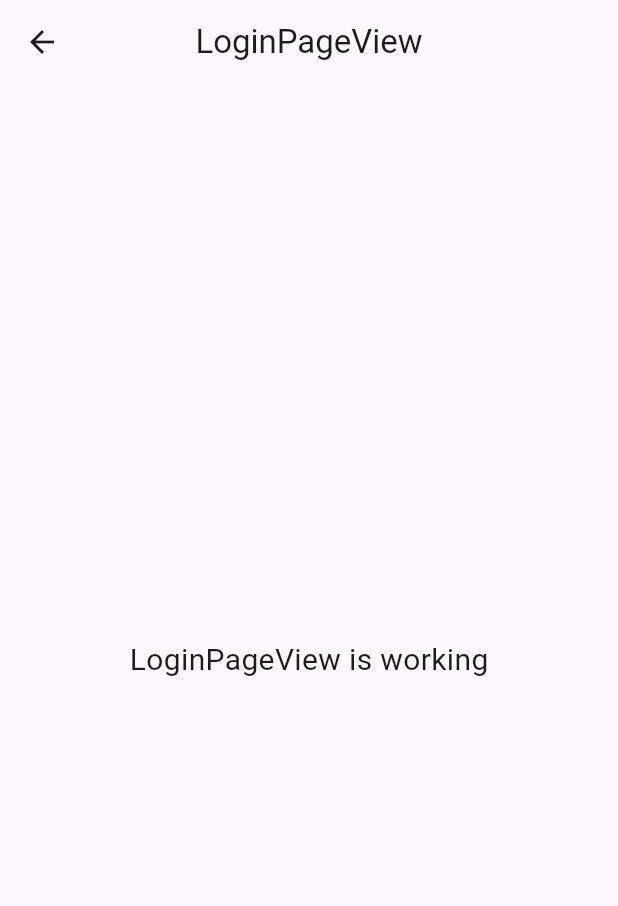
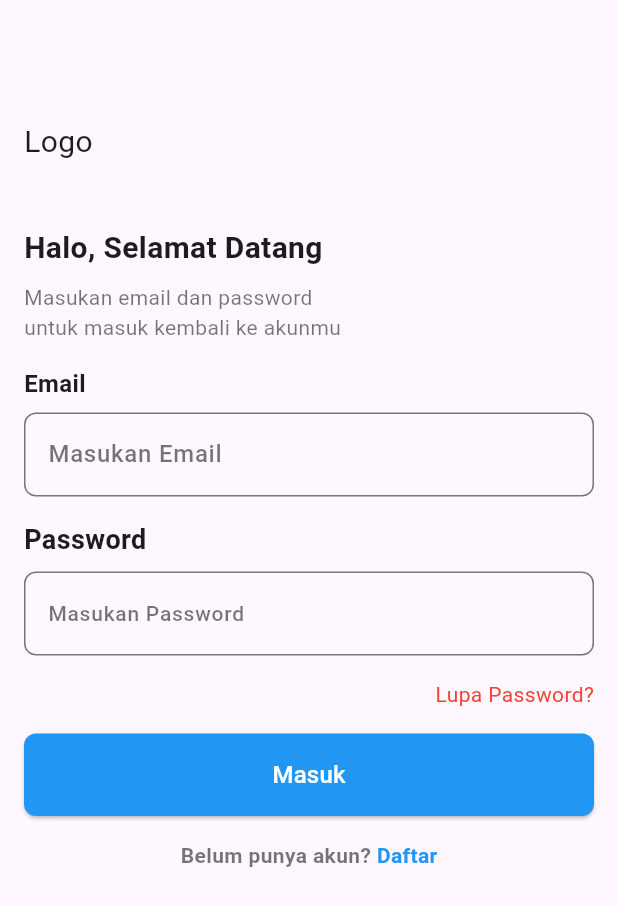
Before and after one commit to ardhiancalwa/motion_hack, a Flutter app: the LoginPageView screen opened by its route, on a phone screen of 412 x 824 dp. Shown: the top 906 px of the screen. Run offline on Flutter 3.47's test engine with Material 3 defaults, Android fonts, the light colour scheme and no system bars; our stand-ins replace get.

Commit message:
login and reset pass

```diff
--- a/lib/app/modules/login_page/views/login_page_view.dart
+++ b/lib/app/modules/login_page/views/login_page_view.dart
@@ -9,14 +9,161 @@ class LoginPageView extends GetView<LoginPageController> {
   @override
   Widget build(BuildContext context) {
     return Scaffold(
-      appBar: AppBar(
-        title: const Text('LoginPageView'),
-        centerTitle: true,
-      ),
-      body: Center(
-        child: Text(
-          'LoginPageView is working',
-          style: TextStyle(fontSize: 20),
+      body: Padding(
+        padding: EdgeInsets.all(16.0),
+        child: Column(
+          crossAxisAlignment: CrossAxisAlignment.start,
+          children: [
+            SizedBox(
+              height: 64,
+            ),
+            Text(
+              'Logo',
+              style: TextStyle(fontSize: 20),
+            ),
+            SizedBox(
+              height: 42,
+            ),
+            Text(
+              'Halo, Selamat Datang',
+              style: TextStyle(
+                fontSize: 20,
+                fontWeight: FontWeight.bold,
+              ),
+            ),
+            SizedBox(
+              height: 8,
+            ),
+            Text(
+              'Masukan email dan password',
+              style: TextStyle(
+                fontSize: 14,
+                color: Colors.black54,
+              ),
+            ),
+            Text(
+              'untuk masuk kembali ke akunmu',
+              style: TextStyle(
+                fontSize: 14,
+                color: Colors.black54,
+              ),
+            ),
+            SizedBox(
+              height: 16,
+            ),
+            Text(
+              'Email',
+              style: TextStyle(
+                fontSize: 16,
+                fontWeight: FontWeight.bold,
+              ),
+            ),
+            SizedBox(
+              height: 8,
+            ),
+            TextField(
+              decoration: InputDecoration(
+                labelText: 'Masukan Email',
+                labelStyle: TextStyle(
+                  fontSize: 16,
+                  color: Colors.black54,
+                  fontWeight: FontWeight.w500,
+                ),
+                border: OutlineInputBorder(
+                  borderRadius: BorderRadius.circular(8),
+                  borderSide: BorderSide(
+                    width: 1,
+                    color: Color(0x66A4A4A4),
+                  ),
+                ),
+              ),
+            ),
+            SizedBox(
+              height: 16,
+            ),
+            Text(
+              'Password',
+              style: TextStyle(
+                fontSize: 18,
+                fontWeight: FontWeight.bold,
+              ),
+            ),
+            SizedBox(
+              height: 8,
+            ),
+            TextField(
+              obscureText: true,
+              decoration: InputDecoration(
+                labelText: 'Masukan Password',
+                labelStyle: TextStyle(
+                  fontSize: 14,
+                  color: Colors.black54,
+                  fontWeight: FontWeight.w500,
+                ),
+                border: OutlineInputBorder(
+                  borderRadius: BorderRadius.circular(8),
+                  borderSide: BorderSide(
+                    width: 1,
+                    color: Color(0x66A4A4A4),
+                  ),
+                ),
+              ),
+            ),
+            SizedBox(
+              height: 16,
+            ),
+            Row(
+              mainAxisAlignment: MainAxisAlignment.end,
+              children: [
+                Text(
+                  'Lupa Password?',
+                  style: TextStyle(
+                    fontSize: 14,
+                    color: Colors.red,
+                  ),
+                ),
+              ],
+            ),
+            Container(
+              width: double.infinity,
+              padding: EdgeInsets.symmetric(vertical: 16),
+              child: ElevatedButton(
+                style: ElevatedButton.styleFrom(
+                    backgroundColor: Colors.blue,
+                    shape: RoundedRectangleBorder(
+                      borderRadius: BorderRadius.circular(8),
+                    ),
+                    padding: EdgeInsets.symmetric(vertical: 16)),
+                onPressed: () {},
+                child: Text(
+                  'Masuk',
+                  style: TextStyle(
+                    fontSize: 16,
+                    color: Colors.white,
+                  ),
+                ),
+              ),
+            ),
+            Row(
+              mainAxisAlignment: MainAxisAlignment.center,
+              children: [
+                const Text(
+                  'Belum punya akun? ',
+                  style: TextStyle(
+                      color: Colors.black54, fontWeight: FontWeight.bold),
+                ),
+                GestureDetector(
+                  onTap: () {},
+                  child: const Text(
+                    'Daftar',
+                    style: TextStyle(
+                        color: Colors.blue,
+                        fontWeight: FontWeight.bold),
+                  ),
+                ),
+              ],
+            )
+          ],
         ),
       ),
     );
--- a/lib/app/routes/app_pages.dart
+++ b/lib/app/routes/app_pages.dart
@@ -4,13 +4,17 @@ import '../modules/home/bindings/home_binding.dart';
 import '../modules/home/views/home_view.dart';
 import '../modules/login_page/bindings/login_page_binding.dart';
 import '../modules/login_page/views/login_page_view.dart';
+import '../modules/lupa_password_page/bindings/lupa_password_page_binding.dart';
+import '../modules/lupa_password_page/views/lupa_password_page_view.dart';
+import '../modules/reset_password_page/bindings/reset_password_page_binding.dart';
+import '../modules/reset_password_page/views/reset_password_page_view.dart';
 
 part 'app_routes.dart';
 
 class AppPages {
   AppPages._();
 
-  static const INITIAL = Routes.HOME;
+  static const INITIAL = Routes.RESET_PASSWORD_PAGE;
 
   static final routes = [
     GetPage(
@@ -23,5 +27,15 @@ class AppPages {
       page: () => const LoginPageView(),
       binding: LoginPageBinding(),
     ),
+    GetPage(
+      name: _Paths.LUPA_PASSWORD_PAGE,
+      page: () => const LupaPasswordPageView(),
+      binding: LupaPasswordPageBinding(),
+    ),
+    GetPage(
+      name: _Paths.RESET_PASSWORD_PAGE,
+      page: () => const ResetPasswordPageView(),
+      binding: ResetPasswordPageBinding(),
+    ),
   ];
 }
--- a/lib/app/routes/app_routes.dart
+++ b/lib/app/routes/app_routes.dart
@@ -5,10 +5,14 @@ abstract class Routes {
   Routes._();
   static const HOME = _Paths.HOME;
   static const LOGIN_PAGE = _Paths.LOGIN_PAGE;
+  static const LUPA_PASSWORD_PAGE = _Paths.LUPA_PASSWORD_PAGE;
+  static const RESET_PASSWORD_PAGE = _Paths.RESET_PASSWORD_PAGE;
 }
 
 abstract class _Paths {
   _Paths._();
   static const HOME = '/home';
   static const LOGIN_PAGE = '/login-page';
+  static const LUPA_PASSWORD_PAGE = '/lupa-password-page';
+  static const RESET_PASSWORD_PAGE = '/reset-password-page';
 }
--- a/lib/main.dart
+++ b/lib/main.dart
@@ -7,6 +7,7 @@ import 'app/routes/app_pages.dart';
 void main() {
   runApp(
     GetMaterialApp(
+      debugShowCheckedModeBanner: false,
       title: "Application",
       initialRoute: AppPages.INITIAL,
       getPages: AppPages.routes,
```
Also changed, not shown: lib/app/modules/lupa_password_page/bindings/lupa_password_page_binding.dart (added, +12 -0 lines), lib/app/modules/lupa_password_page/controllers/lupa_password_page_controller.dart (added, +23 -0 lines), lib/app/modules/lupa_password_page/views/lupa_password_page_view.dart (added, +87 -0 lines), lib/app/modules/reset_password_page/bindings/reset_password_page_binding.dart (added, +12 -0 lines), lib/app/modules/reset_password_page/controllers/reset_password_page_controller.dart (added, +23 -0 lines), lib/app/modules/reset_password_page/views/reset_password_page_view.dart (added, +98 -0 lines).
